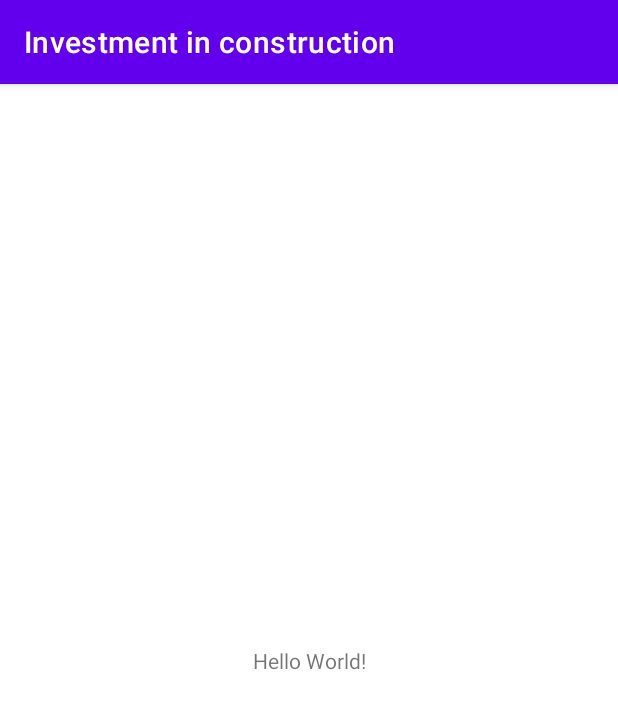
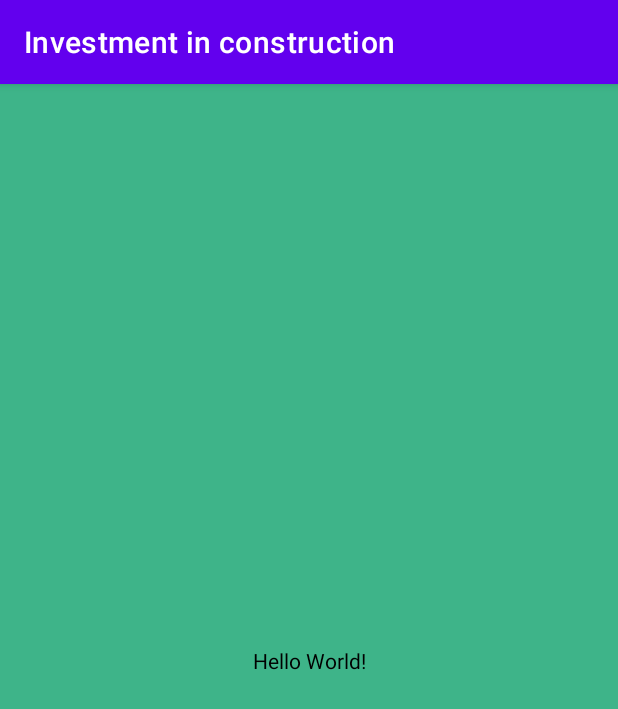
Before and after one commit to sanai1/Investment_in_construction, an Android app: the screen it shows after launch (MainActivity), on a phone screen of 412 x 824 dp. Shown: the top 709 px of the screen. Run offline under Robolectric (Android 15) with nearby library versions, the phone set to English and light mode, and no system bars; 2 statements that could not run were skipped.

Commit message:
add main_color_background.xml

```diff
--- a/app/src/main/res/layout/activity_main.xml
+++ b/app/src/main/res/layout/activity_main.xml
@@ -6,11 +6,14 @@
     android:layout_height="match_parent"
     tools:context=".MainActivity">
 
+    <include layout="@layout/main_color_background"/>
+
     <TextView
         android:id="@+id/sample_text"
         android:layout_width="wrap_content"
         android:layout_height="wrap_content"
         android:text="Hello World!"
+        android:textColor="@color/black"
         app:layout_constraintBottom_toBottomOf="parent"
         app:layout_constraintEnd_toEndOf="parent"
         app:layout_constraintStart_toStartOf="parent"
--- /dev/null
+++ b/app/src/main/res/layout/main_color_background.xml
@@ -0,0 +1,7 @@
+<?xml version="1.0" encoding="utf-8"?>
+<androidx.constraintlayout.widget.ConstraintLayout xmlns:android="http://schemas.android.com/apk/res/android"
+    android:layout_width="match_parent"
+    android:layout_height="match_parent"
+    android:background="@color/mint">
+
+</androidx.constraintlayout.widget.ConstraintLayout>
--- a/app/src/main/res/values/colors.xml
+++ b/app/src/main/res/values/colors.xml
@@ -7,4 +7,7 @@
     <color name="teal_700">#FF018786</color>
     <color name="black">#FF000000</color>
     <color name="white">#FFFFFFFF</color>
+    <color name="creamy">#F2E8C9</color>
+    <color name="mint">#3EB489</color>
+    <color name="light_purple">#876C99</color>
 </resources>
```
